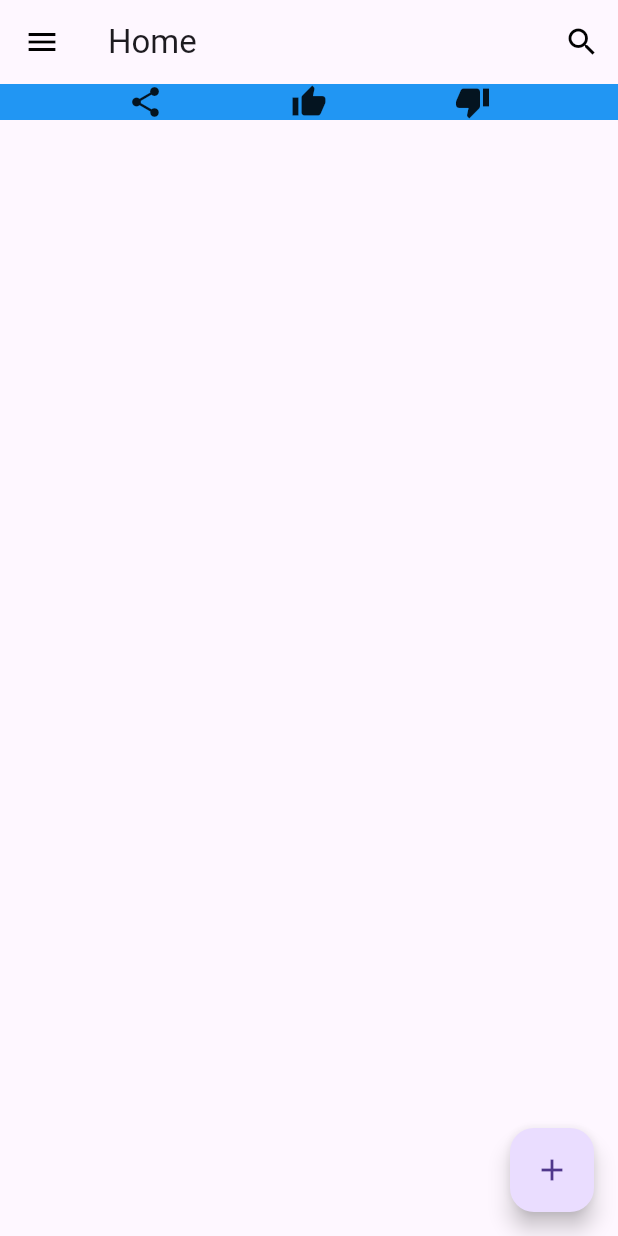
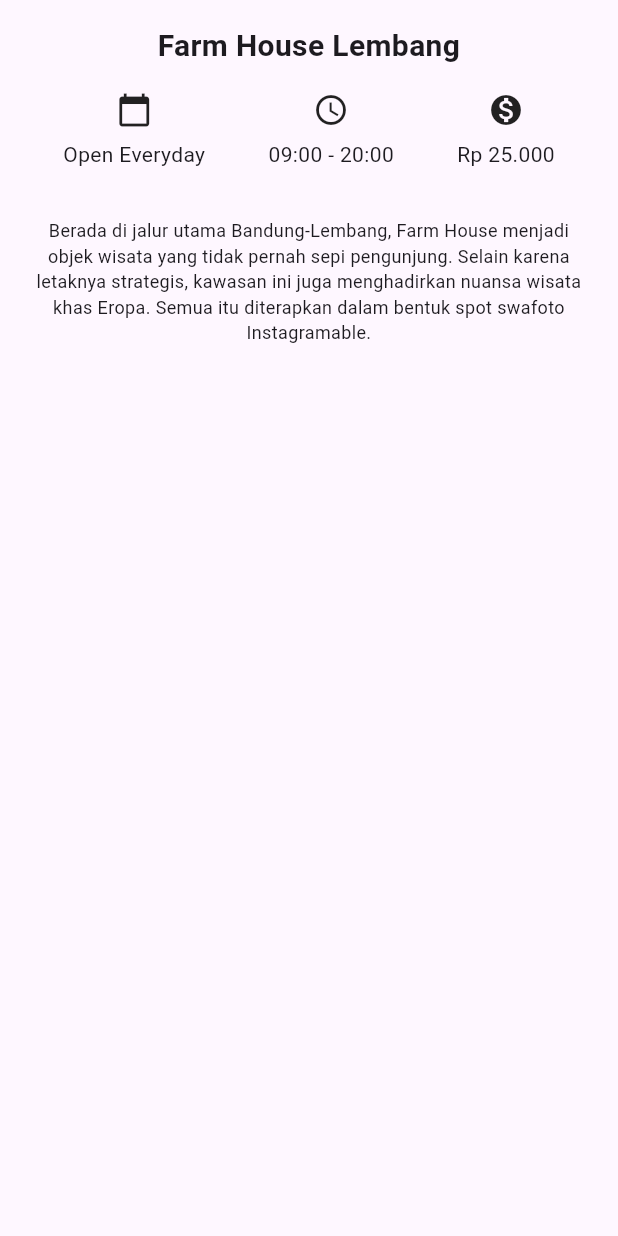
Before and after one commit to GalaMaya/flutter-dasar, a Flutter app: the screen it shows after launch, on a phone screen of 412 x 824 dp. Run offline on Flutter 3.47's test engine with Material 3 defaults, Android fonts, the phone set to English and light mode, and no system bars.

Commit message:
ADD:Simple Slicing

```diff
--- a/lib/main.dart
+++ b/lib/main.dart
@@ -1,61 +1,82 @@
 import 'package:flutter/material.dart';
 
-void main() {
-  runApp(const MyApp());
-}
+void main() => runApp(const MyApp());
 
 class MyApp extends StatelessWidget {
   const MyApp({Key? key}) : super(key: key);
 
   @override
   Widget build(BuildContext context) {
-    return MaterialApp(
-        title: 'Flutter Demo',
-        theme: ThemeData(
-          primarySwatch: Colors.blue,
-        ),
-        home: const FirstPage());
+    return const MaterialApp(
+      title: 'Wisata Bandung',
+      home: DetailScreen(),
+    );
   }
 }
 
-class FirstPage extends StatelessWidget {
-  const FirstPage({Key? key}) : super(key: key);
+class DetailScreen extends StatelessWidget {
+  const DetailScreen({Key? key}) : super(key: key);
 
+  @override
   Widget build(BuildContext context) {
     return Scaffold(
-      appBar: AppBar(
-        title: const Text("Home"),
-        actions: [
-          IconButton(
-              onPressed: () {},
-              icon: const Icon(
-                Icons.search,
-                color: Colors.black,
-              ))
-        ],
-        leading: IconButton(
-          icon: const Icon(
-            Icons.menu,
-            color: Colors.black,
-          ),
-          onPressed: () {},
+      body: SafeArea(
+        child: Column(
+          crossAxisAlignment: CrossAxisAlignment.stretch,
+          children: <Widget>[
+            Container(
+              margin: const EdgeInsets.only(top: 16.0),
+              child: const Text(
+                'Farm House Lembang',
+                textAlign: TextAlign.center,
+                style: TextStyle(
+                  fontSize: 20.0,
+                  fontWeight: FontWeight.bold,
                 ),
               ),
-      body: Container(
-          decoration: const BoxDecoration(
-            color: Colors.blue,
             ),
+            Container(
+              margin: const EdgeInsets.symmetric(vertical: 16.0),
               child: const Row(
                 mainAxisAlignment: MainAxisAlignment.spaceEvenly,
                 children: [
-              Icon(Icons.share),
-              Icon(Icons.thumb_up),
-              Icon(Icons.thumb_down),
+                  Column(
+                    mainAxisAlignment: MainAxisAlignment.spaceEvenly,
+                    children: <Widget>[
+                      Icon(Icons.calendar_today),
+                      SizedBox(height: 8.0),
+                      Text('Open Everyday'),
                     ],
-          )),
-      floatingActionButton: FloatingActionButton(
-        onPressed: () {},
-        child: const Icon(Icons.add),
+                  ),
+                  Column(
+                    mainAxisAlignment: MainAxisAlignment.spaceEvenly,
+                    children: <Widget>[
+                      Icon(Icons.access_time),
+                      SizedBox(height: 8.0),
+                      Text('09:00 - 20:00'),
+                    ],
+                  ),
+                  Column(
+                    mainAxisAlignment: MainAxisAlignment.spaceEvenly,
+                    children: <Widget>[
+                      Icon(Icons.monetization_on),
+                      SizedBox(height: 8.0),
+                      Text('Rp 25.000'),
+                    ],
+                  ),
+                ],
+              ),
+            ),
+            Container(
+              padding: const EdgeInsets.all(16.0),
+              child: const Text(
+                'Berada di jalur utama Bandung-Lembang, Farm House menjadi objek wisata yang tidak pernah sepi pengunjung. Selain karena letaknya strategis, kawasan ini juga menghadirkan nuansa wisata khas Eropa. Semua itu diterapkan dalam bentuk spot swafoto Instagramable.',
+                textAlign: TextAlign.center,
+                style: TextStyle(fontSize: 12.0),
+              ),
+            )
+          ],
+        ),
       ),
     );
   }
```
Lines whose indentation alone changed are shown as unchanged.
